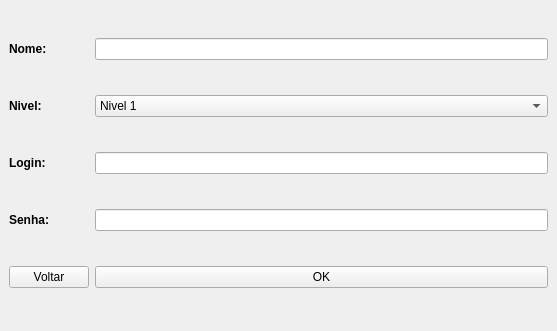
First picture: the form in cad_login.ui, repository walkermarcos/Chaves, before the edit.
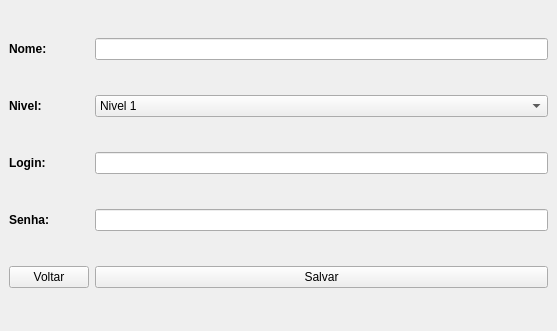
Second picture: the form after the edit. Icons and pictures are not drawn.

```diff
--- a/cad_login.ui
+++ b/cad_login.ui
@@ -114,7 +114,7 @@
     <item row="4" column="1">
      <widget class="QPushButton" name="pushButton">
       <property name="text">
-       <string>OK</string>
+       <string>Salvar</string>
       </property>
      </widget>
     </item>
```
